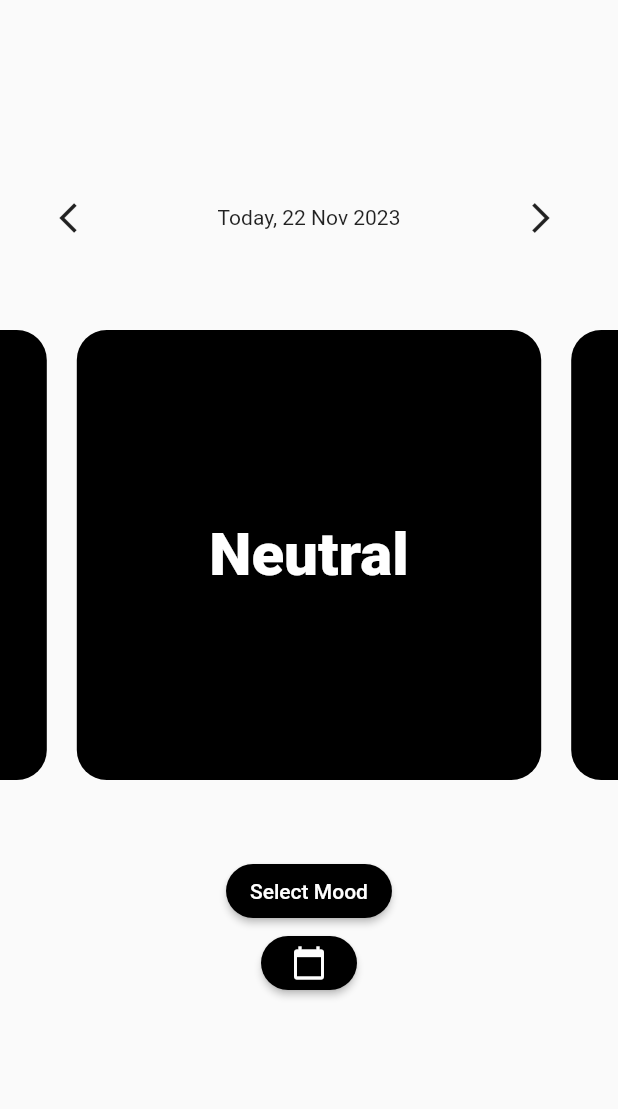
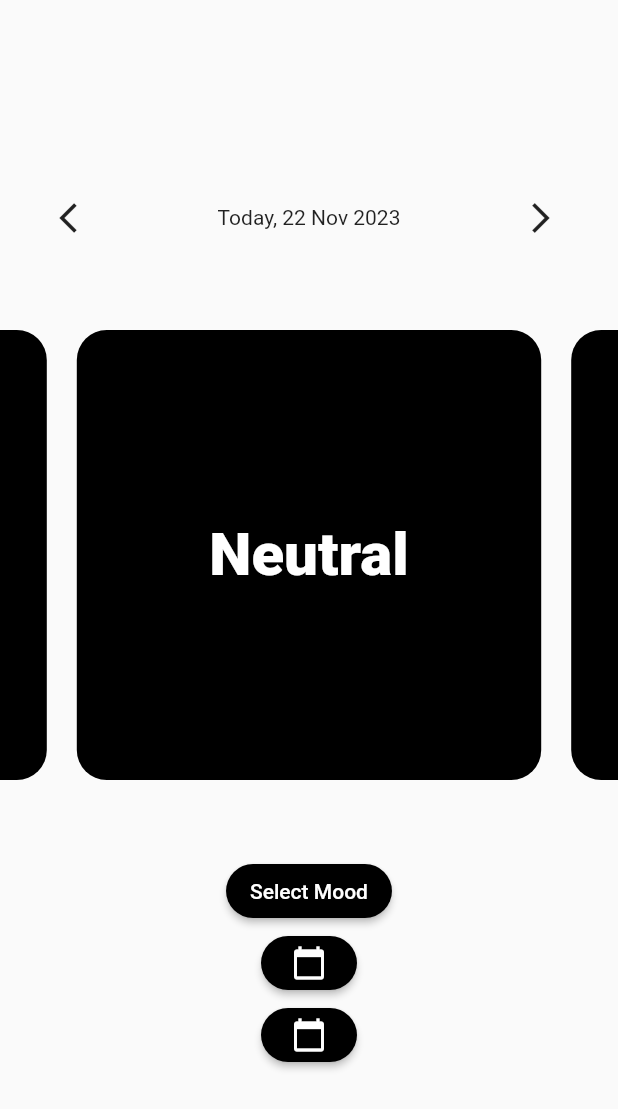
Before and after one commit to timsedev/mooodify, a Flutter app: the screen it shows after launch, on a phone screen of 412 x 824 dp. Shown: the top 1109 px of the screen. Run offline on Flutter 3.47's test engine with Material 2 defaults, Android fonts, the phone set to English and light mode, and no system bars; our stand-ins replace stacked, stacked_services, stacked_shared, table_calendar.

Commit message:
added button nav to stats

```diff
--- a/mooodify/lib/ui/views/home/home_view.dart
+++ b/mooodify/lib/ui/views/home/home_view.dart
@@ -36,6 +36,7 @@ class HomeView extends StackedView<HomeViewModel> {
               verticalSpaceLarge,
               _buildSelectMoodButton(viewModel),
               _buildNavToCalendarButton(viewModel),
+              _buildNavToStatsButton(viewModel),
               verticalSpaceLarge,
             ],
           ),
@@ -136,4 +137,17 @@ class HomeView extends StackedView<HomeViewModel> {
       child: const Icon(Icons.calendar_today),
     );
   }
+
+  Widget _buildNavToStatsButton(HomeViewModel viewModel) {
+    return ElevatedButton(
+      onPressed: viewModel.navToStatsView,
+      style: ElevatedButton.styleFrom(
+        backgroundColor: Colors.black,
+        shape: RoundedRectangleBorder(
+          borderRadius: BorderRadius.circular(20),
+        ),
+      ),
+      child: const Icon(Icons.calendar_today),
+    );
+  }
 }
--- a/mooodify/lib/ui/views/home/home_viewmodel.dart
+++ b/mooodify/lib/ui/views/home/home_viewmodel.dart
@@ -77,4 +77,8 @@ class HomeViewModel extends BaseViewModel {
   Future<void> navToCalendarView() async {
     await _navigationService.navigateToCalendarView();
   }
+
+  Future<void> navToStatsView() async {
+    await _navigationService.navigateToStatsView();
+  }
 }
```
